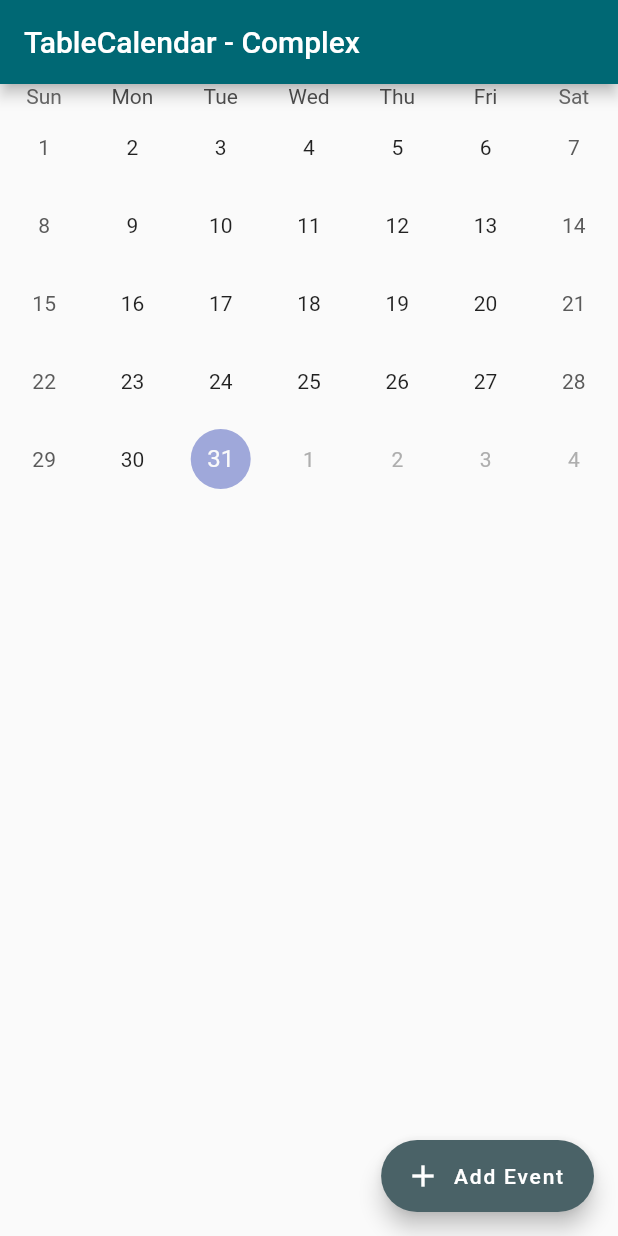
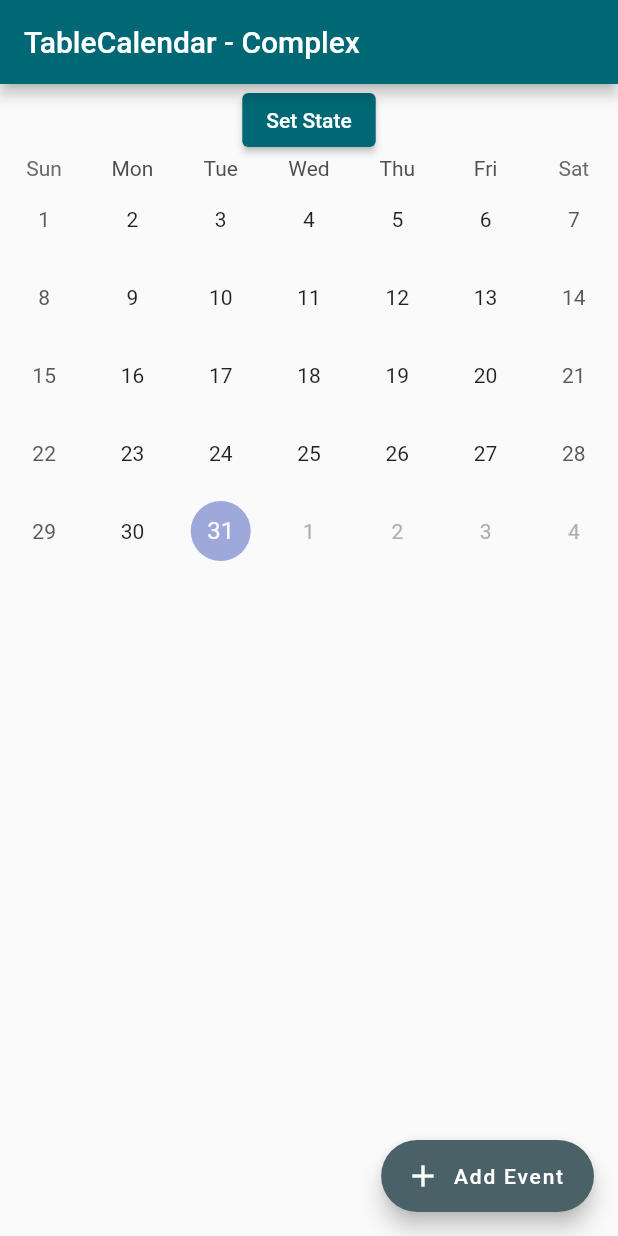
Before and after one commit to Victoriurki/VR-Calendar, a Flutter app: the HomePage screen opened directly, on a phone screen of 412 x 824 dp. Run offline on Flutter 3.47's test engine with Material 2 defaults, Android fonts, the phone set to English and light mode, and no system bars; drawn by our look-alikes of table_calendar; our stand-ins replace cloud_firestore, dio, firebase_auth, firebase_core, flutter_mobx, google_fonts and 3 more; accounts and stored records are empty; generated files the repository leaves out were written again.

Commit message:
event-button
Adding event button now also populates the calendar

```diff
--- a/lib/features/authentication/home_page.dart/view/home_page_view.dart
+++ b/lib/features/authentication/home_page.dart/view/home_page_view.dart
@@ -34,6 +34,11 @@ class HomePageState extends State<HomePage> {
         mainAxisSize: MainAxisSize.min,
         mainAxisAlignment: MainAxisAlignment.center,
         children: [
+          ElevatedButton(
+              onPressed: () {
+                _controller.populateEvents();
+              },
+              child: const Text('Set State')),
           Observer(
             builder: (_) {
               return Expanded(
@@ -100,6 +105,7 @@ class HomePageState extends State<HomePage> {
 
                     Navigator.pop(context);
                     eventController.clear();
+                    _controller.populateEvents();
                     setState(() {});
                     return;
                   },
```
